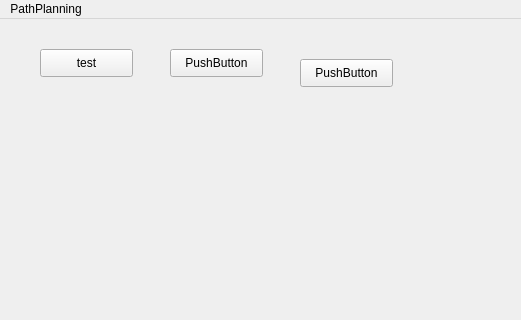
Nineskycloudout/PathPlanning, file mainwindow.ui: the form before one commit; both pictures show x 0 to 521 and y 0 to 320 of the 1069 by 695 pixel window.
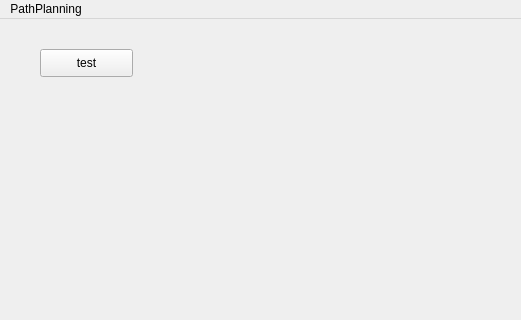
The form after the commit.

Commit message: delete 2 button

```diff
--- a/mainwindow.ui
+++ b/mainwindow.ui
@@ -37,32 +37,6 @@
      </rect>
     </property>
    </widget>
-   <widget class="QPushButton" name="pushButton_2">
-    <property name="geometry">
-     <rect>
-      <x>170</x>
-      <y>30</y>
-      <width>93</width>
-      <height>28</height>
-     </rect>
-    </property>
-    <property name="text">
-     <string>PushButton</string>
-    </property>
-   </widget>
-   <widget class="QPushButton" name="pushButton_3">
-    <property name="geometry">
-     <rect>
-      <x>300</x>
-      <y>40</y>
-      <width>93</width>
-      <height>28</height>
-     </rect>
-    </property>
-    <property name="text">
-     <string>PushButton</string>
-    </property>
-   </widget>
   </widget>
   <widget class="QMenuBar" name="menubar">
    <property name="geometry">
```
